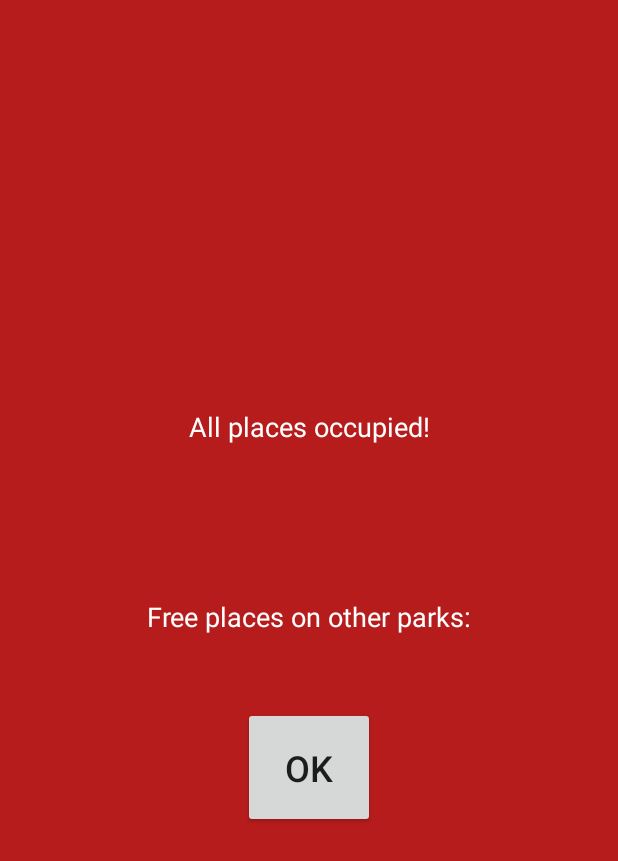
After one commit to swiszczoo/parkman, an Android app: the ChangeAvailabilityActivity screen opened directly, with no data from a screen before it, on a phone screen of 412 x 824 dp. The commit adds this screen. Shown: the top 861 px of the screen. Run offline under Robolectric (Android 15) with nearby library versions, the phone set to English and light mode, and no system bars.

Commit message:
Design an activity that shows notifications about changed occupation

```diff
--- /dev/null
+++ b/app/src/main/java/cz/swisz/parkman/gui/ChangeAvailabilityActivity.java
@@ -0,0 +1,61 @@
+package cz.swisz.parkman.gui;
+
+import android.content.Intent;
+import android.os.Bundle;
+import android.widget.Button;
+import android.widget.FrameLayout;
+import android.widget.TextView;
+
+import androidx.annotation.Nullable;
+import androidx.appcompat.app.AppCompatActivity;
+
+import cz.swisz.parkman.R;
+
+public class ChangeAvailabilityActivity extends AppCompatActivity {
+    public static final class Extras {
+        public static final String ALL_OCCUPIED = "all_occupied";
+        public static final String PARK_NAME = "park_name";
+    }
+
+    private FrameLayout m_root;
+    private TextView m_label;
+    private TextView m_parkNameLabel;
+    private Button m_exitButton;
+
+    @Override
+    protected void onCreate(@Nullable Bundle savedInstanceState) {
+        super.onCreate(savedInstanceState);
+        setContentView(R.layout.activity_change_availability);
+
+        m_root = findViewById(R.id.avail_root);
+        m_label = findViewById(R.id.avail_text);
+        m_parkNameLabel = findViewById(R.id.avail_park);
+        m_exitButton = findViewById(R.id.avail_exit);
+
+        m_exitButton.setOnClickListener(v -> finish());
+
+        setupActivityFromIntent();
+    }
+
+    private void setupActivityFromIntent() {
+        Intent intent = getIntent();
+
+        boolean ended = true;
+        String parkName = "Unknown";
+
+        if (intent != null) {
+            ended = intent.getBooleanExtra(Extras.ALL_OCCUPIED, true);
+            parkName = intent.getStringExtra(Extras.PARK_NAME);
+        }
+
+        if (ended) {
+            m_root.setBackgroundResource(R.color.not_available);
+            m_label.setText(R.string.not_available);
+        } else {
+            m_root.setBackgroundResource(R.color.available);
+            m_label.setText(R.string.available);
+        }
+
+        m_parkNameLabel.setText(parkName);
+    }
+}
--- a/app/src/main/java/cz/swisz/parkman/gui/ParkingFragment.java
+++ b/app/src/main/java/cz/swisz/parkman/gui/ParkingFragment.java
@@ -108,5 +108,8 @@ public class ParkingFragment extends FrameLayout {
         return m_placeCount;
     }
 
-
+    @Override
+    public void setOnLongClickListener(@Nullable OnLongClickListener l) {
+        m_parkingLayout.setOnLongClickListener(l);
+    }
 }
--- /dev/null
+++ b/app/src/main/res/layout/activity_change_availability.xml
@@ -0,0 +1,56 @@
+<?xml version="1.0" encoding="utf-8"?>
+<FrameLayout xmlns:android="http://schemas.android.com/apk/res/android"
+    android:id="@+id/avail_root"
+    android:layout_width="match_parent"
+    android:layout_height="match_parent"
+    android:background="@color/not_available"
+    android:orientation="vertical"
+    android:padding="16dp">
+
+    <LinearLayout
+        android:layout_width="match_parent"
+        android:layout_height="wrap_content"
+        android:layout_gravity="center_vertical"
+        android:orientation="vertical">
+
+        <TextView
+            android:id="@+id/avail_text"
+            android:layout_width="match_parent"
+            android:layout_height="wrap_content"
+            android:gravity="center"
+            android:text="@string/not_available"
+            android:textColor="#fff"
+            android:textSize="18sp" />
+
+        <TextView
+            android:id="@+id/avail_park"
+            android:layout_width="match_parent"
+            android:layout_height="0dp"
+            android:layout_weight="1"
+            android:gravity="center"
+            android:text="Wrońskiego"
+            android:textColor="#fff"
+            android:textSize="40sp" />
+
+        <TextView
+            android:layout_width="match_parent"
+            android:layout_height="wrap_content"
+            android:layout_marginTop="48dp"
+            android:gravity="center"
+            android:text="@string/places_other"
+            android:textColor="#fff"
+            android:textSize="18sp" />
+
+        <Button
+            android:id="@+id/avail_exit"
+            android:layout_width="wrap_content"
+            android:layout_height="wrap_content"
+            android:layout_gravity="center"
+            android:layout_marginTop="48dp"
+            android:padding="24dp"
+            android:text="@android:string/ok"
+            android:textSize="24sp">
+
+        </Button>
+    </LinearLayout>
+</FrameLayout>
--- a/app/src/main/res/layout/fragment_places.xml
+++ b/app/src/main/res/layout/fragment_places.xml
@@ -19,7 +19,11 @@
             android:layout_width="match_parent"
             android:layout_height="match_parent"
             android:background="@drawable/bg_many_places"
+            android:foreground="?attr/selectableItemBackground"
             android:orientation="vertical"
+            android:clickable="true"
+            android:focusable="true"
+            android:longClickable="true"
             android:padding="10dp">
 
             <TextView
--- a/app/src/main/res/values/colors.xml
+++ b/app/src/main/res/values/colors.xml
@@ -7,4 +7,6 @@
     <color name="teal_700">#FF018786</color>
     <color name="black">#FF000000</color>
     <color name="white">#FFFFFFFF</color>
+    <color name="not_available">#B71C1C</color>
+    <color name="available">#2E7D32</color>
 </resources>
--- a/app/src/main/res/values/strings.xml
+++ b/app/src/main/res/values/strings.xml
@@ -7,4 +7,8 @@
     <string name="refresh">Refresh data</string>
     <string name="data_loading">Fetching data. Please wait…</string>
     <string name="data_error">An error occurred! Can\'t fetch data!</string>
+    <string name="not_available">All places occupied!</string>
+    <string name="available">Free places available!</string>
+    <string name="places_other">Free places on other parks:</string>
+    <string name="places_activity">Place availability changed</string>
 </resources>
--- a/app/src/main/res/values/themes.xml
+++ b/app/src/main/res/values/themes.xml
@@ -13,4 +13,17 @@
         <item name="android:statusBarColor" tools:targetApi="l">?attr/colorPrimaryVariant</item>
         <!-- Customize your theme here. -->
     </style>
+
+    <style name="Theme.Parkman.Notification" parent="Theme.AppCompat.DayNight.NoActionBar">
+        <!-- Primary brand color. -->
+        <item name="colorPrimary">@color/purple_500</item>
+        <item name="colorPrimaryVariant">@color/purple_700</item>
+        <item name="colorOnPrimary">@color/white</item>
+        <!-- Secondary brand color. -->
+        <item name="colorSecondary">@color/teal_200</item>
+        <item name="colorSecondaryVariant">@color/teal_700</item>
+        <item name="colorOnSecondary">@color/black</item>
+
+        <item name="android:windowFullscreen">true</item>
+    </style>
 </resources>
```
Also changed, not shown: app/src/main/AndroidManifest.xml (+8 -0 lines), app/src/main/java/cz/swisz/parkman/backend/GlobalData.java (added, +36 -0 lines), app/src/main/java/cz/swisz/parkman/gui/MainActivity.java (+5 -2 lines), app/src/main/res/drawable/bg_ignored.xml (added, +10 -0 lines), 1 other file.
